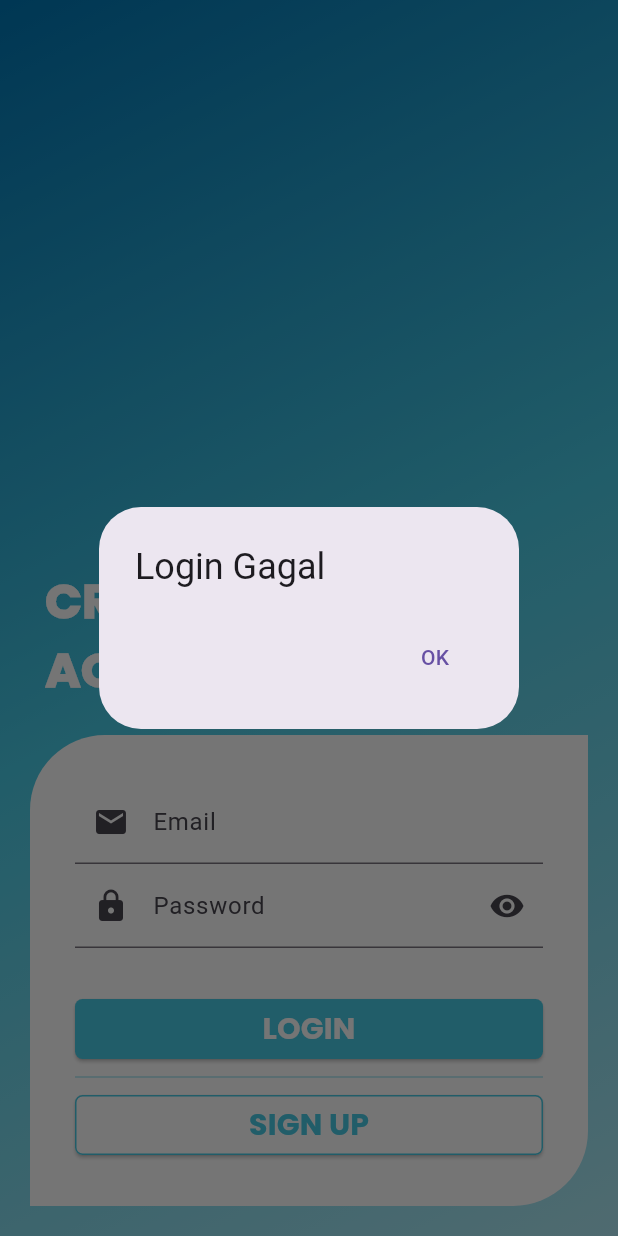
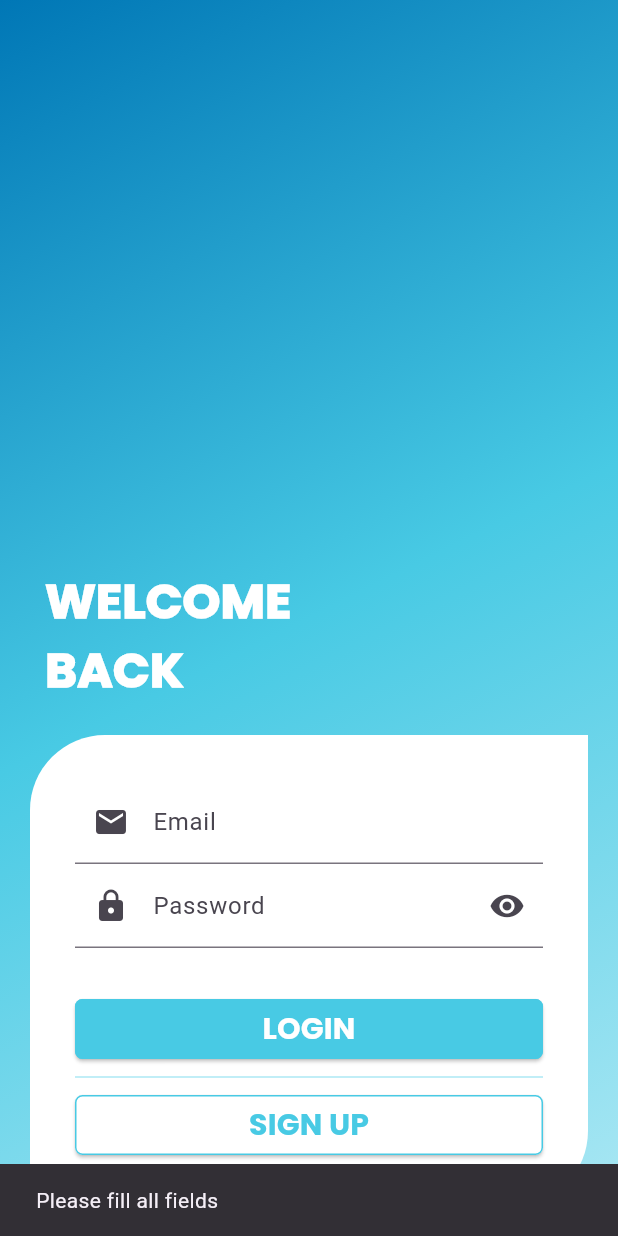
Before and after one commit to ayckermann/Flutter-Catatan-Keuangan, a Flutter app: the screen it shows after launch, after a tap on "LOGIN", on a phone screen of 412 x 824 dp. Run offline on Flutter 3.47's test engine with Material 3 defaults, Android fonts, the phone set to English and light mode, and no system bars; our stand-ins replace date_time_picker, firebase_auth, firebase_core; accounts and stored records are empty; generated files the repository leaves out were written again; Roboto replaces fonts that are missing (Poppins).

```diff
--- a/lib/components/input_components.dart
+++ b/lib/components/input_components.dart
@@ -1,3 +1,4 @@
+import 'package:catatan_keuangan/tools/styles.dart';
 import 'package:flutter/material.dart';
 
 class UserField extends StatelessWidget {
@@ -55,3 +56,46 @@ class PasswordField extends UserField {
     );
   }
 }
+
+class ButtonAuth extends StatelessWidget {
+  const ButtonAuth({
+    super.key,
+    required this.label,
+    required this.onPressed,
+    required this.fgColor,
+    required this.bgColor,
+  });
+
+  final String label;
+  final Function onPressed;
+  final Color fgColor;
+  final Color bgColor;
+
+  @override
+  Widget build(BuildContext context) {
+    return ElevatedButton(
+      onPressed: () {
+        onPressed();
+      },
+      style: ElevatedButton.styleFrom(
+          foregroundColor: fgColor,
+          backgroundColor: bgColor,
+          shape: RoundedRectangleBorder(
+              side: BorderSide(color: headerColor, width: 1),
+              borderRadius: BorderRadius.circular(5))),
+      child: Container(
+        width: double.infinity,
+        padding: const EdgeInsets.symmetric(vertical: 5),
+        alignment: Alignment.center,
+        child: Text(
+          label,
+          style: TextStyle(
+            fontSize: 20,
+            fontWeight: FontWeight.bold,
+            fontFamily: 'Poppins-bold',
+          ),
+        ),
+      ),
+    );
+  }
+}
--- a/lib/main.dart
+++ b/lib/main.dart
@@ -1,9 +1,15 @@
+import 'package:catatan_keuangan/firebase_options.dart';
 import 'package:catatan_keuangan/view/register_view.dart';
+import 'package:firebase_core/firebase_core.dart';
 import 'package:flutter/material.dart';
 import 'package:catatan_keuangan/view/home_view.dart';
 import 'package:catatan_keuangan/view/login_view.dart';
 
-void main() {
+void main() async {
+  WidgetsFlutterBinding.ensureInitialized();
+  await Firebase.initializeApp(
+    options: DefaultFirebaseOptions.currentPlatform,
+  );
   runApp(MainApp());
 }
 
--- a/lib/view/login_view.dart
+++ b/lib/view/login_view.dart
@@ -2,6 +2,7 @@ import 'package:catatan_keuangan/components/input_components.dart';
 import 'package:catatan_keuangan/model/akun.dart';
 import 'package:catatan_keuangan/view/home_view.dart';
 import 'package:catatan_keuangan/view/register_view.dart';
+import 'package:firebase_auth/firebase_auth.dart';
 import 'package:flutter/material.dart';
 import 'package:catatan_keuangan/tools/styles.dart';
 
@@ -15,35 +16,64 @@ class LoginView extends StatefulWidget {
 }
 
 class _LoginViewState extends State<LoginView> {
+  final _auth = FirebaseAuth.instance;
+  bool _isLoading = false;
+
   bool passwordVisible = false;
 
-  final TextEditingController emailController = TextEditingController();
-  final TextEditingController passwordController = TextEditingController();
+  final TextEditingController _emailController = TextEditingController();
+  final TextEditingController _passwordController = TextEditingController();
 
   void initState() {
     super.initState();
     passwordVisible = true;
   }
 
-  bool auth() {
-    bool x = false;
+  void toRegister() {
+    Navigator.push(context, MaterialPageRoute(builder: (context) {
+      return RegisterView();
+    }));
+  }
 
-    listAkun.forEach((akun) {
-      if (emailController.text == akun.email &&
-          passwordController.text == akun.password) {
-        x = true;
-      }
+  void login() async {
+    setState(() {
+      _isLoading = true;
     });
 
-    return x;
-    // return true;
+    try {
+      final navigator = Navigator.of(context);
+      final email = _emailController.text;
+      final password = _passwordController.text;
+      if (email.isEmpty || password.isEmpty) {
+        throw ("Please fill all fields");
+      } else {
+        await _auth.signInWithEmailAndPassword(
+            email: email, password: password);
+
+        navigator.pushReplacement(
+          MaterialPageRoute(builder: (context) {
+            return HomeView();
+          }),
+        );
+      }
+    } catch (e) {
+      final snackbar = SnackBar(content: Text(e.toString()));
+      ScaffoldMessenger.of(context).showSnackBar(snackbar);
+    } finally {
+      setState(() {
+        _isLoading = false;
+      });
+    }
+    ;
   }
 
   @override
   Widget build(BuildContext context) {
     return Scaffold(
       body: SafeArea(
-        child: Container(
+        child: _isLoading
+            ? const Center(child: CircularProgressIndicator())
+            : Container(
                 decoration: const BoxDecoration(
                   gradient: LinearGradient(
                       begin: Alignment.topLeft,
@@ -56,7 +86,7 @@ class _LoginViewState extends State<LoginView> {
                     crossAxisAlignment: CrossAxisAlignment.start,
                     mainAxisAlignment: MainAxisAlignment.spaceBetween,
                     children: [
-                formTitle("CREATE\nACCOUNT"),
+                      formTitle("WELCOME\nBACK"),
                       Container(
                         width: double.infinity,
                         margin: const EdgeInsets.all(20),
@@ -67,18 +97,19 @@ class _LoginViewState extends State<LoginView> {
                             bottomRight: Radius.circular(50),
                           ),
                         ),
-                  padding: EdgeInsets.symmetric(horizontal: 30, vertical: 30),
+                        padding:
+                            EdgeInsets.symmetric(horizontal: 30, vertical: 30),
                         child: Container(
                           child: Column(
                             children: [
                               UserField(
                                   label: 'Email',
-                            controller: emailController,
+                                  controller: _emailController,
                                   inputType: TextInputType.emailAddress,
                                   icon: Icons.email),
                               PasswordField(
                                   label: 'Password',
-                            controller: passwordController,
+                                  controller: _passwordController,
                                   passVisible: passwordVisible,
                                   visPresed: () {
                                     setState(() {
@@ -86,79 +117,20 @@ class _LoginViewState extends State<LoginView> {
                                     });
                                   }),
                               SizedBox(height: 30),
-                        ElevatedButton(
-                          onPressed: () {
-                            if (auth()) {
-                              Navigator.push(
-                                  context,
-                                  MaterialPageRoute(
-                                      builder: (context) => HomeView()));
-                            } else {
-                              showDialog(
-                                  context: context,
-                                  builder: (BuildContext) {
-                                    return AlertDialog(
-                                      title: Text('Login Gagal'),
-                                      actions: [
-                                        TextButton(
-                                          onPressed: () {
-                                            Navigator.of(context).pop();
-                                          },
-                                          child: Text('OK'),
-                                        ),
-                                      ],
-                                    );
-                                  });
-                            }
-                          },
-                          style: ElevatedButton.styleFrom(
-                              foregroundColor: Colors.white,
-                              backgroundColor: headerColor,
-                              shape: RoundedRectangleBorder(
-                                  borderRadius: BorderRadius.circular(5))),
-                          child: Container(
-                            width: double.infinity,
-                            padding: const EdgeInsets.symmetric(vertical: 5),
-                            alignment: Alignment.center,
-                            child: const Text(
-                              "LOGIN",
-                              style:
-                                  TextStyle(fontSize: 20, fontFamily: famBold),
-                            ),
-                          ),
-                        ),
+                              ButtonAuth(
+                                  label: "LOGIN",
+                                  onPressed: login,
+                                  fgColor: Colors.white,
+                                  bgColor: headerColor),
                               const Divider(
                                 color: primaryColor,
                                 thickness: 1,
                               ),
-                        ElevatedButton(
-                          onPressed: () {
-                            Navigator.pushReplacement(context,
-                                MaterialPageRoute(builder: (context) {
-                              return RegisterView();
-                            }));
-                          },
-                          style: ElevatedButton.styleFrom(
-                              foregroundColor: headerColor,
-                              backgroundColor: Colors.white,
-                              shape: RoundedRectangleBorder(
-                                  side:
-                                      BorderSide(color: headerColor, width: 1),
-                                  borderRadius: BorderRadius.circular(5))),
-                          child: Container(
-                            width: double.infinity,
-                            padding: const EdgeInsets.symmetric(vertical: 5),
-                            alignment: Alignment.center,
-                            child: const Text(
-                              "SIGN UP",
-                              style: TextStyle(
-                                fontSize: 20,
-                                fontFamily: famBold,
-                                color: headerColor,
-                              ),
-                            ),
-                          ),
-                        ),
+                              ButtonAuth(
+                                  label: "SIGN UP",
+                                  onPressed: toRegister,
+                                  fgColor: headerColor,
+                                  bgColor: Colors.white),
                             ],
                           ),
                         ),
```
Also changed, not shown: lib/view/home_view.dart (+18 -2 lines), lib/view/register_view.dart (+89 -116 lines), 2 other files. Lines whose indentation alone changed are shown as unchanged.
